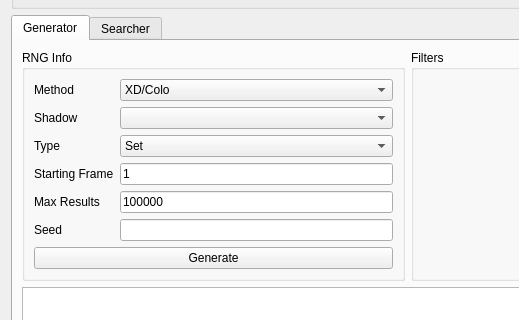
First picture: the form in Forms/Gen3/GameCube.ui, repository Admiral-Fish/PokeFinder, before the edit; both pictures show x 0 to 519 and y 93 to 413 of the 1200 by 700 pixel window.
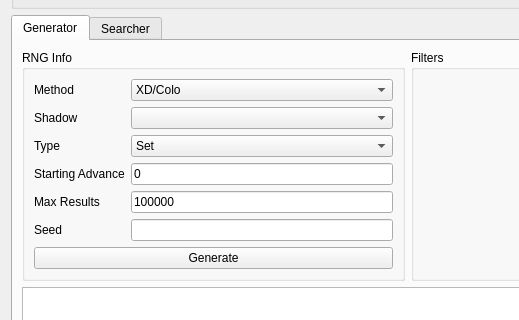
Second picture: the form after the edit. Custom widgets are drawn as their Qt base class.

Commit message: Rename frame to advance, and start from advance 0

Patch:
```diff
--- a/Forms/Gen3/GameCube.ui
+++ b/Forms/Gen3/GameCube.ui
@@ -195,7 +195,7 @@
              <string/>
             </property>
             <property name="text">
-             <string notr="true">1</string>
+             <string notr="true">0</string>
             </property>
             <property name="maxLength">
              <number>10</number>
@@ -224,7 +224,7 @@
              </sizepolicy>
             </property>
             <property name="text">
-             <string>Starting Frame</string>
+             <string>Starting Advance</string>
             </property>
            </widget>
           </item>
```
Left out of the diff: 6 changed lines with no effect on the pictures. The commit also changes 272 other files.
